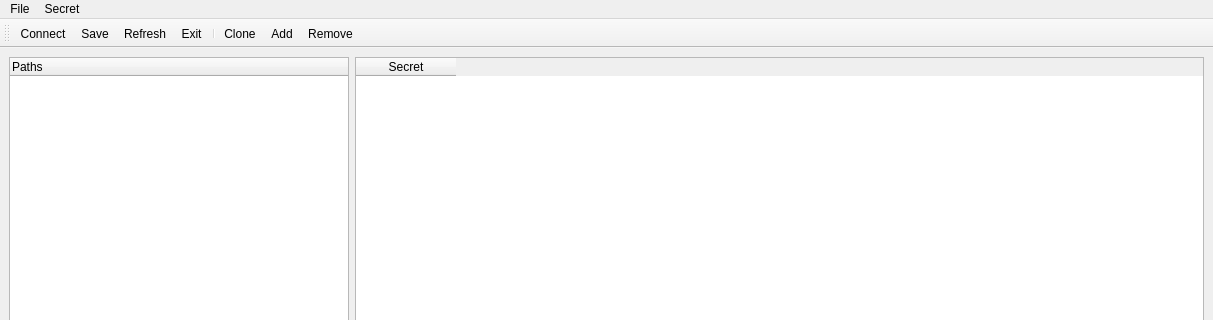
The window that vaultkee/ui/main.ui (ShadowApex/vaultkee) describes before a commit, drawn with Qt 5; both pictures show x 0 to 1213 and y 0 to 320 of the 1213 by 769 pixel window.
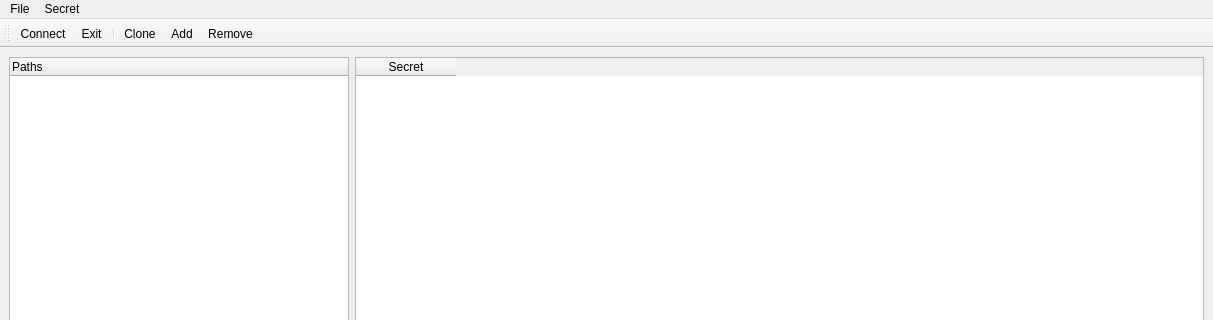
The same window after the commit. Icons and pictures are not drawn.

Commit message: Remove unused toolbar items and update readme

```diff
--- a/vaultkee/ui/main.ui
+++ b/vaultkee/ui/main.ui
@@ -198,8 +198,6 @@
     <bool>false</bool>
    </attribute>
    <addaction name="actionConnect"/>
-   <addaction name="actionSave"/>
-   <addaction name="actionRefresh"/>
    <addaction name="actionExit"/>
    <addaction name="separator"/>
    <addaction name="actionClone"/>
```
The commit also changes 1 other file.
